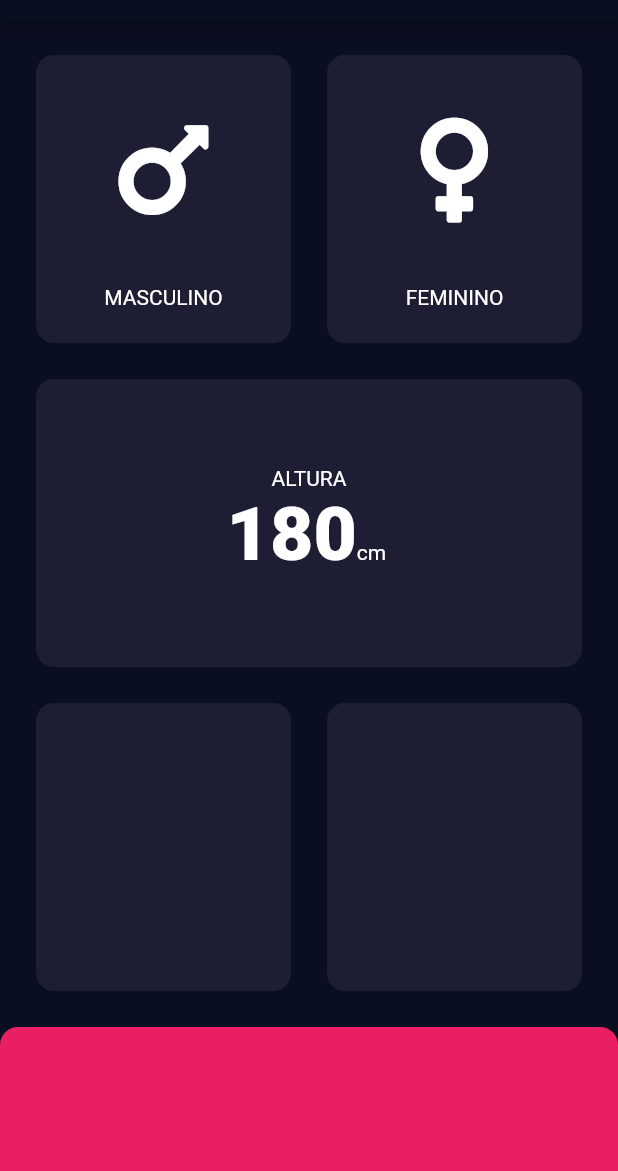
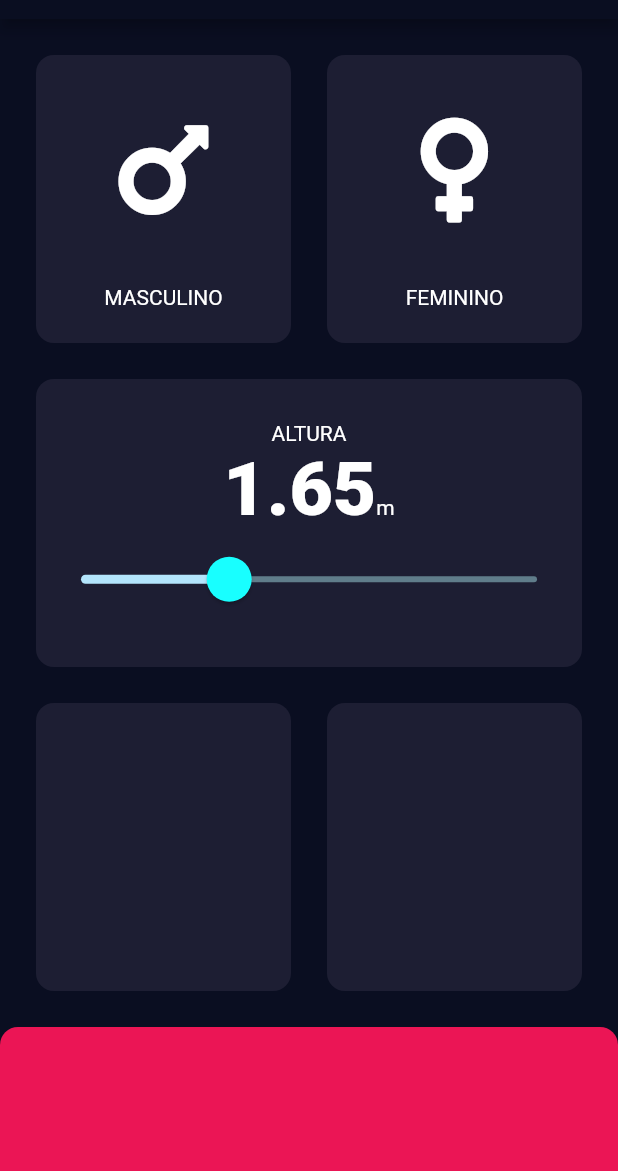
Before and after one commit to lucasliet/Calculadora-IMC, a Flutter app: the screen it shows after launch, on a phone screen of 412 x 824 dp, the part 65-1236 px from its top. Run offline on Flutter 3.47's test engine with Material 2 defaults, Android fonts, the phone set to English and light mode, and no system bars; our stand-ins replace font_awesome_flutter.

Commit message:
altura sliders

```diff
--- a/lib/pages/input_page.dart
+++ b/lib/pages/input_page.dart
@@ -9,7 +9,7 @@ const _cardTextStyle = TextStyle(
   fontSize: 50,
   fontWeight: FontWeight.w900,
 );
-enum Gender{
+enum Gender {
   male,
   female,
 }
@@ -21,7 +21,7 @@ class InputPage extends StatefulWidget {
 
 class _InputPageState extends State<InputPage> {
   Gender _gender;
-  int height = 180;
+  double _height = 1.65;
 
   @override
   Widget build(BuildContext context) {
@@ -44,8 +44,11 @@ class _InputPageState extends State<InputPage> {
                       children: <Widget>[
                         Expanded(
                           child: CustomCard(
-                            onPress: () => setState(() => _gender = Gender.male),
-                            color: _gender == Gender.male ? _activeCardColor : _cardColor,
+                            onPress: () =>
+                                setState(() => _gender = Gender.male),
+                            color: _gender == Gender.male
+                                ? _activeCardColor
+                                : _cardColor,
                             child: IconLabel(
                                 icon: FontAwesomeIcons.mars,
                                 label: 'MASCULINO'),
@@ -53,8 +56,11 @@ class _InputPageState extends State<InputPage> {
                         ),
                         Expanded(
                           child: CustomCard(
-                            onPress:  () => setState(() => _gender = Gender.female),
-                            color: _gender == Gender.female ? _activeCardColor : _cardColor,
+                            onPress: () =>
+                                setState(() => _gender = Gender.female),
+                            color: _gender == Gender.female
+                                ? _activeCardColor
+                                : _cardColor,
                             child: IconLabel(
                                 icon: FontAwesomeIcons.venus,
                                 label: 'FEMININO'),
@@ -76,15 +82,33 @@ class _InputPageState extends State<InputPage> {
                               textBaseline: TextBaseline.alphabetic,
                               children: <Widget>[
                                 Text(
-                               height.toString(),
+                                  _height.toStringAsFixed(2),
                                   style: _cardTextStyle,
                                 ),
-                             Text('cm '),
+                                Text('m'),
                               ],
+                            ),
+                            SliderTheme(
+                              data: SliderTheme.of(context).copyWith(
+                                thumbShape: RoundSliderThumbShape(
+                                    enabledThumbRadius: 15.0),
+                                overlayShape: RoundSliderOverlayShape(
+                                    overlayRadius: 30.0),
+                                thumbColor: Colors.cyanAccent,
+                                overlayColor: Color(0x2984FFFF),
+                                activeTrackColor: Colors.lightBlue[100],
+                                inactiveTrackColor: Colors.blueGrey,
+                              ),
+                              child: Slider(
+                                value: _height,
+                                min: 1.0,
+                                max: 3.0,
+                                onChanged: (double _newHeight) =>
+                                    setState(() => _height = _newHeight),
+                              ),
                             )
                           ],
-                      )
-                    ),
+                        )),
                   ),
                   Expanded(
                     child: Row(
@@ -105,9 +129,9 @@ class _InputPageState extends State<InputPage> {
           Expanded(
             child: Container(
               decoration: BoxDecoration(
-                  color: Colors.pink,
-                  borderRadius:
-                      BorderRadius.vertical(top: Radius.circular(12))),
+                color: Color(0xFFEB1555),
+                borderRadius: BorderRadius.vertical(top: Radius.circular(12)),
+              ),
             ),
           )
         ],
```
Lines whose indentation alone changed are shown as unchanged.
